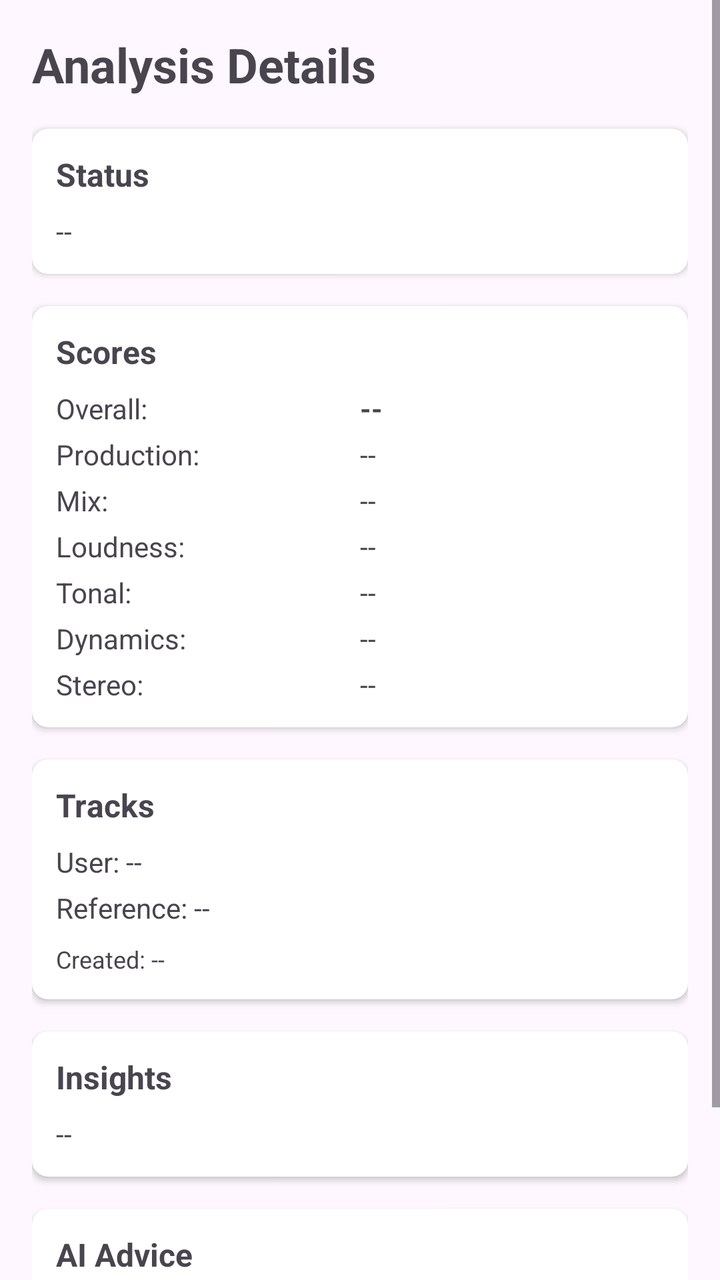
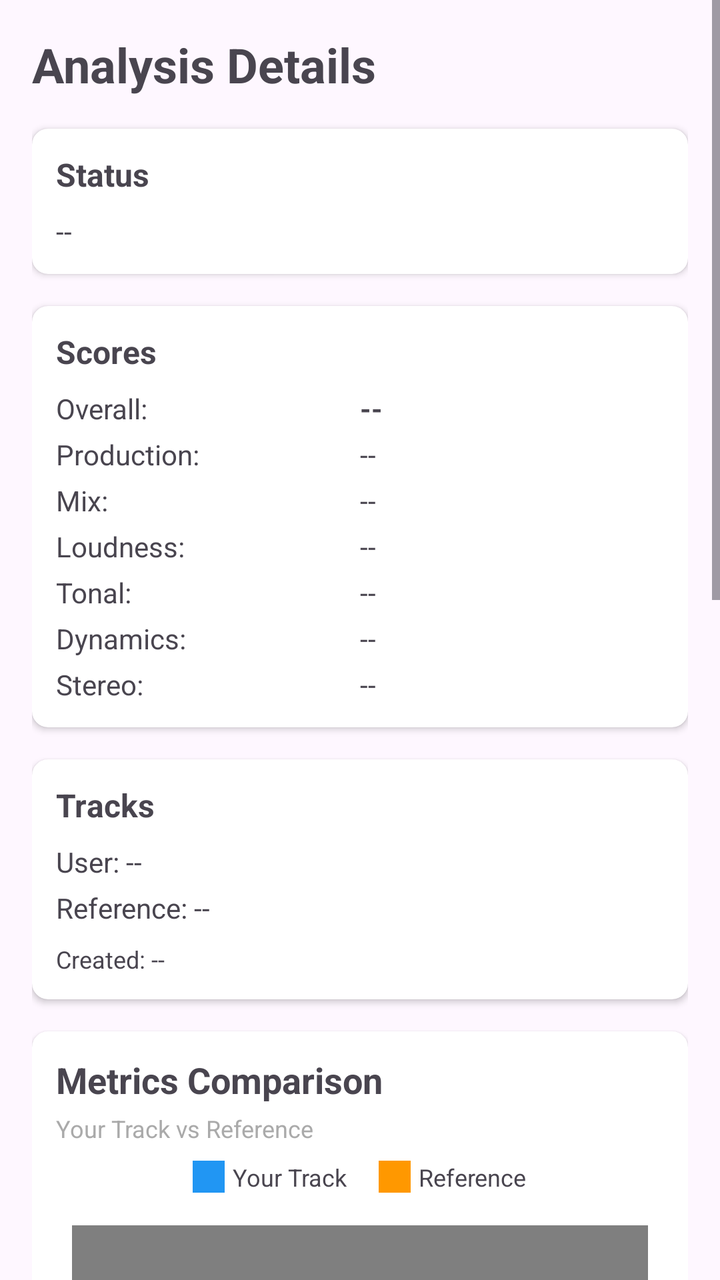

Compare the two renders of this Android layout. The source of the first and the diff that turns it into the second are given below.
<!-- AndroidManifest.xml: application theme Theme.AudioAnalyzerCompanion -->
<!-- res/layout/activity_detail.xml -->
<?xml version="1.0" encoding="utf-8"?>
<ScrollView xmlns:android="http://schemas.android.com/apk/res/android"
    xmlns:app="http://schemas.android.com/apk/res-auto"
    android:layout_width="match_parent"
    android:layout_height="match_parent">

    <LinearLayout
        android:layout_width="match_parent"
        android:layout_height="wrap_content"
        android:orientation="vertical"
        android:padding="16dp">

        
        <TextView
            android:id="@+id/analysisTitle"
            android:layout_width="wrap_content"
            android:layout_height="wrap_content"
            android:text="Analysis Details"
            android:textSize="24sp"
            android:textStyle="bold"
            android:layout_marginBottom="16dp" />

        
        <androidx.cardview.widget.CardView
            android:layout_width="match_parent"
            android:layout_height="wrap_content"
            android:layout_marginBottom="16dp"
            app:cardCornerRadius="8dp"
            app:cardElevation="2dp">

            <LinearLayout
                android:layout_width="match_parent"
                android:layout_height="wrap_content"
                android:orientation="vertical"
                android:padding="12dp">

                <TextView
                    android:layout_width="wrap_content"
                    android:layout_height="wrap_content"
                    android:text="Status"
                    android:textSize="16sp"
                    android:textStyle="bold"
                    android:layout_marginBottom="8dp" />

                <TextView
                    android:id="@+id/statusValue"
                    android:layout_width="wrap_content"
                    android:layout_height="wrap_content"
                    android:text="--"
                    android:textSize="14sp" />

            </LinearLayout>

        </androidx.cardview.widget.CardView>

        
        <androidx.cardview.widget.CardView
            android:layout_width="match_parent"
            android:layout_height="wrap_content"
            android:layout_marginBottom="16dp"
            app:cardCornerRadius="8dp"
            app:cardElevation="2dp">

            <LinearLayout
                android:layout_width="match_parent"
                android:layout_height="wrap_content"
                android:orientation="vertical"
                android:padding="12dp">

                <TextView
                    android:layout_width="wrap_content"
                    android:layout_height="wrap_content"
                    android:text="Scores"
                    android:textSize="16sp"
                    android:textStyle="bold"
                    android:layout_marginBottom="8dp" />

                <LinearLayout android:layout_width="match_parent"
                    android:layout_height="wrap_content"
                    android:orientation="horizontal"
                    android:layout_marginBottom="4dp">
                    <TextView android:layout_width="0dp" android:layout_height="wrap_content" android:layout_weight="1" android:text="Overall:" android:textSize="14sp" />
                    <TextView android:id="@+id/overallScore" android:layout_width="0dp" android:layout_height="wrap_content" android:layout_weight="1" android:text="--" android:textSize="14sp" android:textStyle="bold" />
                </LinearLayout>

                <LinearLayout android:layout_width="match_parent"
                    android:layout_height="wrap_content"
                    android:orientation="horizontal"
                    android:layout_marginBottom="4dp">
                    <TextView android:layout_width="0dp" android:layout_height="wrap_content" android:layout_weight="1" android:text="Production:" android:textSize="14sp" />
                    <TextView android:id="@+id/productionScore" android:layout_width="0dp" android:layout_height="wrap_content" android:layout_weight="1" android:text="--" android:textSize="14sp" />
                </LinearLayout>

                <LinearLayout android:layout_width="match_parent"
                    android:layout_height="wrap_content"
                    android:orientation="horizontal"
                    android:layout_marginBottom="4dp">
                    <TextView android:layout_width="0dp" android:layout_height="wrap_content" android:layout_weight="1" android:text="Mix:" android:textSize="14sp" />
                    <TextView android:id="@+id/mixScore" android:layout_width="0dp" android:layout_height="wrap_content" android:layout_weight="1" android:text="--" android:textSize="14sp" />
                </LinearLayout>

                <LinearLayout android:layout_width="match_parent"
                    android:layout_height="wrap_content"
                    android:orientation="horizontal"
                    android:layout_marginBottom="4dp">
                    <TextView android:layout_width="0dp" android:layout_height="wrap_content" android:layout_weight="1" android:text="Loudness:" android:textSize="14sp" />
                    <TextView android:id="@+id/loudnessScore" android:layout_width="0dp" android:layout_height="wrap_content" android:layout_weight="1" android:text="--" android:textSize="14sp" />
                </LinearLayout>

                <LinearLayout android:layout_width="match_parent"
                    android:layout_height="wrap_content"
                    android:orientation="horizontal"
                    android:layout_marginBottom="4dp">
                    <TextView android:layout_width="0dp" android:layout_height="wrap_content" android:layout_weight="1" android:text="Tonal:" android:textSize="14sp" />
                    <TextView android:id="@+id/tonalScore" android:layout_width="0dp" android:layout_height="wrap_content" android:layout_weight="1" android:text="--" android:textSize="14sp" />
                </LinearLayout>

                <LinearLayout android:layout_width="match_parent"
                    android:layout_height="wrap_content"
                    android:orientation="horizontal"
                    android:layout_marginBottom="4dp">
                    <TextView android:layout_width="0dp" android:layout_height="wrap_content" android:layout_weight="1" android:text="Dynamics:" android:textSize="14sp" />
                    <TextView android:id="@+id/dynamicsScore" android:layout_width="0dp" android:layout_height="wrap_content" android:layout_weight="1" android:text="--" android:textSize="14sp" />
                </LinearLayout>

                <LinearLayout android:layout_width="match_parent"
                    android:layout_height="wrap_content"
                    android:orientation="horizontal">
                    <TextView android:layout_width="0dp" android:layout_height="wrap_content" android:layout_weight="1" android:text="Stereo:" android:textSize="14sp" />
                    <TextView android:id="@+id/stereoScore" android:layout_width="0dp" android:layout_height="wrap_content" android:layout_weight="1" android:text="--" android:textSize="14sp" />
                </LinearLayout>

            </LinearLayout>

        </androidx.cardview.widget.CardView>

        
        <androidx.cardview.widget.CardView
            android:layout_width="match_parent"
            android:layout_height="wrap_content"
            android:layout_marginBottom="16dp"
            app:cardCornerRadius="8dp"
            app:cardElevation="2dp">

            <LinearLayout
                android:layout_width="match_parent"
                android:layout_height="wrap_content"
                android:orientation="vertical"
                android:padding="12dp">

                <TextView
                    android:layout_width="wrap_content"
                    android:layout_height="wrap_content"
                    android:text="Tracks"
                    android:textSize="16sp"
                    android:textStyle="bold"
                    android:layout_marginBottom="8dp" />

                <TextView android:id="@+id/userTrackDetail" android:layout_width="wrap_content" android:layout_height="wrap_content" android:text="User: --" android:textSize="14sp" android:layout_marginBottom="4dp" />
                <TextView android:id="@+id/referenceTrackDetail" android:layout_width="wrap_content" android:layout_height="wrap_content" android:text="Reference: --" android:textSize="14sp" />
                <TextView android:id="@+id/createdDate" android:layout_width="wrap_content" android:layout_height="wrap_content" android:text="Created: --" android:textSize="12sp" android:layout_marginTop="8dp" />

            </LinearLayout>

        </androidx.cardview.widget.CardView>

        
        <androidx.cardview.widget.CardView
            android:layout_width="match_parent"
            android:layout_height="wrap_content"
            android:layout_marginBottom="16dp"
            app:cardCornerRadius="8dp"
            app:cardElevation="2dp">

            <LinearLayout
                android:layout_width="match_parent"
                android:layout_height="wrap_content"
                android:orientation="vertical"
                android:padding="12dp">

                <TextView
                    android:layout_width="wrap_content"
                    android:layout_height="wrap_content"
                    android:text="Insights"
                    android:textSize="16sp"
                    android:textStyle="bold"
                    android:layout_marginBottom="8dp" />

                <TextView
                    android:id="@+id/insightsList"
                    android:layout_width="wrap_content"
                    android:layout_height="wrap_content"
                    android:text="--"
                    android:textSize="14sp" />

            </LinearLayout>

        </androidx.cardview.widget.CardView>

        
        <androidx.cardview.widget.CardView
            android:layout_width="match_parent"
            android:layout_height="wrap_content"
            android:layout_marginBottom="16dp"
            app:cardCornerRadius="8dp"
            app:cardElevation="2dp">

            <LinearLayout
                android:layout_width="match_parent"
                android:layout_height="wrap_content"
                android:orientation="vertical"
                android:padding="12dp">

                <TextView
                    android:layout_width="wrap_content"
                    android:layout_height="wrap_content"
                    android:text="AI Advice"
                    android:textSize="16sp"
                    android:textStyle="bold"
                    android:layout_marginBottom="8dp" />

                <TextView
                    android:id="@+id/aiSummary"
                    android:layout_width="wrap_content"
                    android:layout_height="wrap_content"
                    android:text="--"
                    android:textSize="14sp"
                    android:lineSpacingExtra="4dp"
                    android:layout_marginBottom="12dp" />

                <TextView
                    android:id="@+id/aiBullets"
                    android:layout_width="wrap_content"
                    android:layout_height="wrap_content"
                    android:text="--"
                    android:textSize="14sp"
                    android:lineSpacingExtra="4dp" />

            </LinearLayout>

        </androidx.cardview.widget.CardView>

    </LinearLayout>

</ScrollView>
<!-- resources referenced by this layout -->
<resources>
  <style name="Theme.AudioAnalyzerCompanion" parent="Base.Theme.AudioAnalyzerCompanion" />
  <style name="Base.Theme.AudioAnalyzerCompanion" parent="Theme.Material3.DayNight.NoActionBar">
          
          
      </style>
</resources>

<!-- the commit's change to res/layout/activity_detail.xml (unified diff, before → after) -->
@@ -181,6 +181,80 @@
                 <TextView
                     android:layout_width="wrap_content"
                     android:layout_height="wrap_content"
+                    android:text="Metrics Comparison"
+                    android:textSize="18sp"
+                    android:textStyle="bold"
+                    android:layout_marginBottom="4dp" />
+
+                <TextView
+                    android:layout_width="wrap_content"
+                    android:layout_height="wrap_content"
+                    android:text="Your Track vs Reference"
+                    android:textSize="12sp"
+                    android:textColor="@android:color/darker_gray"
+                    android:layout_marginBottom="8dp" />
+
+                
+                <LinearLayout
+                    android:layout_width="match_parent"
+                    android:layout_height="wrap_content"
+                    android:orientation="horizontal"
+                    android:gravity="center"
+                    android:layout_marginBottom="16dp">
+
+                    <View
+                        android:layout_width="16dp"
+                        android:layout_height="16dp"
+                        android:background="#2196F3"
+                        android:layout_marginEnd="4dp" />
+                    <TextView
+                        android:layout_width="wrap_content"
+                        android:layout_height="wrap_content"
+                        android:text="Your Track"
+                        android:textSize="12sp"
+                        android:layout_marginEnd="16dp" />
+
+                    <View
+                        android:layout_width="16dp"
+                        android:layout_height="16dp"
+                        android:background="#FF9800"
+                        android:layout_marginEnd="4dp" />
+                    <TextView
+                        android:layout_width="wrap_content"
+                        android:layout_height="wrap_content"
+                        android:text="Reference"
+                        android:textSize="12sp" />
+
+                </LinearLayout>
+
+                <com.github.mikephil.charting.charts.BarChart
+                    android:id="@+id/metricsChart"
+                    android:layout_width="match_parent"
+                    android:layout_height="500dp"
+                    android:layout_marginStart="8dp"
+                    android:layout_marginEnd="8dp" />
+
+            </LinearLayout>
+
+        </androidx.cardview.widget.CardView>
+
+        
+        <androidx.cardview.widget.CardView
+            android:layout_width="match_parent"
+            android:layout_height="wrap_content"
+            android:layout_marginBottom="16dp"
+            app:cardCornerRadius="8dp"
+            app:cardElevation="2dp">
+
+            <LinearLayout
+                android:layout_width="match_parent"
+                android:layout_height="wrap_content"
+                android:orientation="vertical"
+                android:padding="12dp">
+
+                <TextView
+                    android:layout_width="wrap_content"
+                    android:layout_height="wrap_content"
                     android:text="Insights"
                     android:textSize="16sp"
                     android:textStyle="bold"
